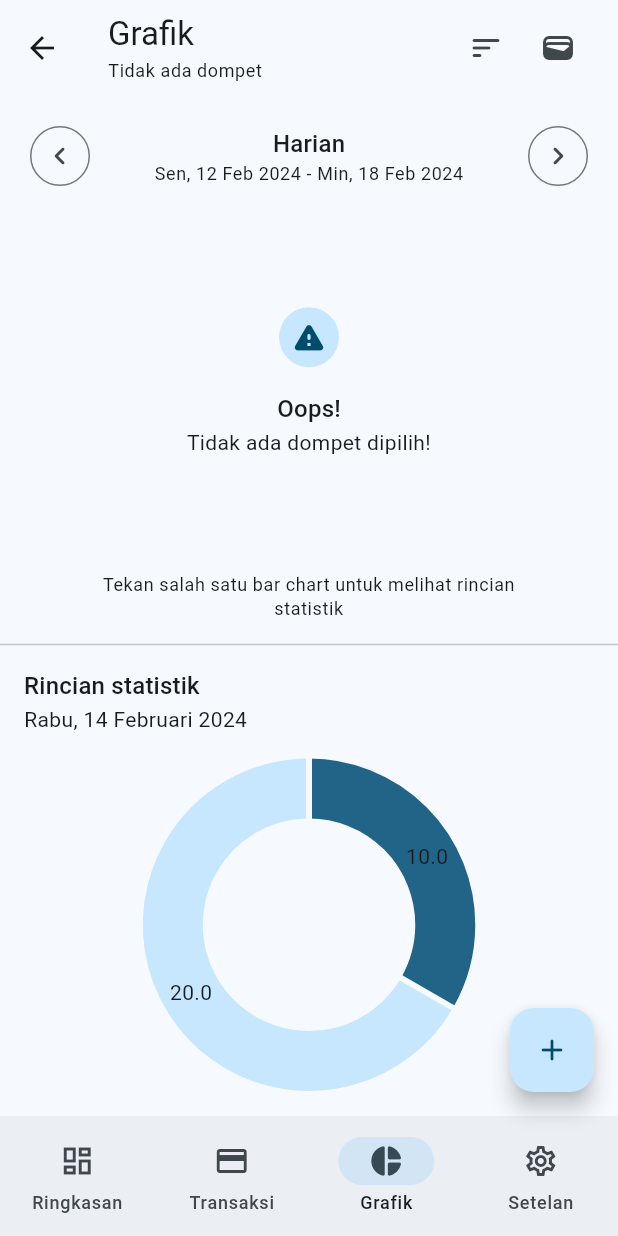
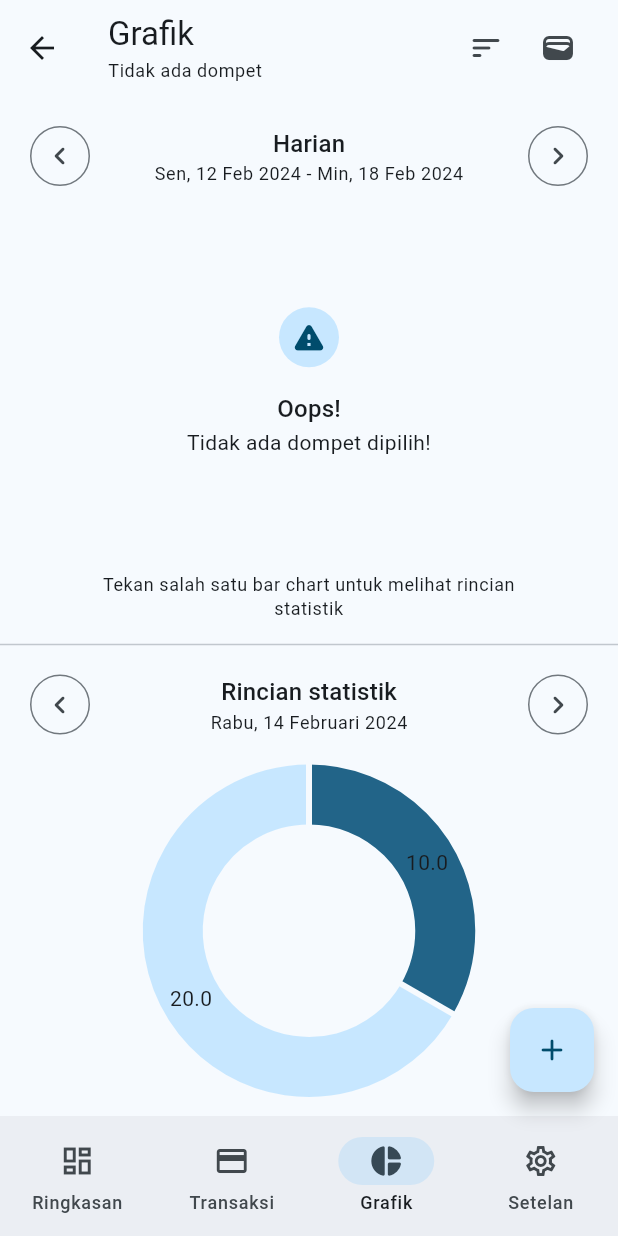
Before and after one commit to rizalanggoro/flutter_cashflow, a Flutter app: the HomeChartPage screen opened by its route, on a phone screen of 412 x 824 dp. Run offline on Flutter 3.47's test engine with Material 3 defaults, Android fonts, the phone set to English and light mode, and no system bars; drawn by our look-alikes of fl_chart; our stand-ins replace auto_route, currency_text_input_formatter, dartz, faker, flutter_hooks, gap and 3 more; accounts and stored records are empty; generated files the repository leaves out were written again.

Commit message:
fix: indentation

```diff
--- a/lib/features/home_chart/presentation/page.dart
+++ b/lib/features/home_chart/presentation/page.dart
@@ -1,3 +1,5 @@
+import 'dart:developer';
+
 import 'package:auto_route/auto_route.dart';
 import 'package:fl_chart/fl_chart.dart';
 import 'package:flutter/material.dart';
@@ -23,6 +25,8 @@ class HomeChartPage extends HookConsumerWidget {
 
   @override
   Widget build(BuildContext context, WidgetRef ref) {
+    log('build: home chart page');
+
     // global state
     final selectedTransactionRangeFilter =
         ref.watch(selectedTransactionRangeFilterProvider);
@@ -57,11 +61,6 @@ class HomeChartPage extends HookConsumerWidget {
           [ref.watch(selectedWalletProvider), dailyDate.value],
         ),
     });
-
-    // chartSnapshot.data?.fold(
-    //     (l) => null,
-    //     (r) => print(r.map(
-    //         (e) => '${e.dateTime} - ${e.totalIncome} - ${e.totalExpense}')));
 
     return SingleChildScrollView(
       child: Column(
@@ -189,30 +188,21 @@ class HomeChartPage extends HookConsumerWidget {
                                   bottomTitles: AxisTitles(
                                     sideTitles: SideTitles(
                                       showTitles: true,
-                                      getTitlesWidget: (value, meta) {
-                                        var title = '';
-
-                                        if (selectedTransactionRangeFilter
-                                            .isDaily) {
-                                          title = DateFormat.E().format(
-                                            r[value.toInt()].dateTime,
-                                          );
-                                        } else if (selectedTransactionRangeFilter
-                                            .isMonthly) {
-                                          title = DateFormat.MMM().format(
-                                            r[value.toInt()].dateTime,
-                                          );
-                                        } else {
-                                          title = DateFormat.y().format(
-                                            r[value.toInt()].dateTime,
-                                          );
+                                      getTitlesWidget: (value, meta) => Text(
+                                        switch (selectedTransactionRangeFilter) {
+                                          TransactionRangeFilter.yearly =>
+                                            DateFormat.E().format(
+                                                r[value.toInt()].dateTime),
+                                          TransactionRangeFilter.monthly =>
+                                            DateFormat.MMM().format(
+                                                r[value.toInt()].dateTime),
+                                          TransactionRangeFilter.daily =>
+                                            DateFormat.y().format(
+                                                r[value.toInt()].dateTime),
                                         }
-
-                                        return Text(
-                                          title.toLowerCase(),
+                                            .toLowerCase(),
                                         style: context.textTheme.bodySmall,
-                                        );
-                                      },
+                                      ),
                                     ),
                                   ),
                                 ),
@@ -287,10 +277,18 @@ class HomeChartPage extends HookConsumerWidget {
           Padding(
             padding: const EdgeInsets.only(
               left: 16,
+              right: 16,
               top: 8,
             ),
-            child: Column(
-              crossAxisAlignment: CrossAxisAlignment.start,
+            child: Row(
+              mainAxisAlignment: MainAxisAlignment.spaceBetween,
+              children: [
+                IconButton.outlined(
+                  onPressed: () {},
+                  icon: const Icon(Icons.chevron_left_rounded),
+                ),
+                Column(
+                  crossAxisAlignment: CrossAxisAlignment.center,
                   children: [
                     Text(
                       'Rincian statistik',
@@ -298,6 +296,13 @@ class HomeChartPage extends HookConsumerWidget {
                     ),
                     Text(
                       DateFormat.yMMMMEEEEd().format(DateTime.now()),
+                      style: context.textTheme.bodySmall,
+                    ),
+                  ],
+                ),
+                IconButton.outlined(
+                  onPressed: () {},
+                  icon: const Icon(Icons.chevron_right_rounded),
                 ),
               ],
             ),
```
Lines whose indentation alone changed are shown as unchanged.
